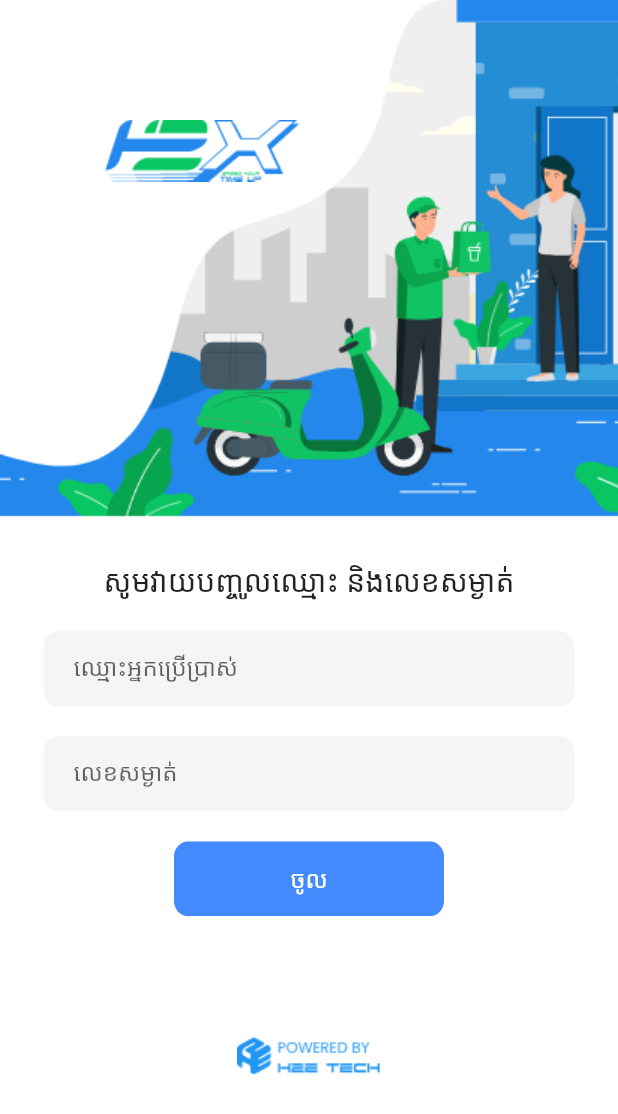
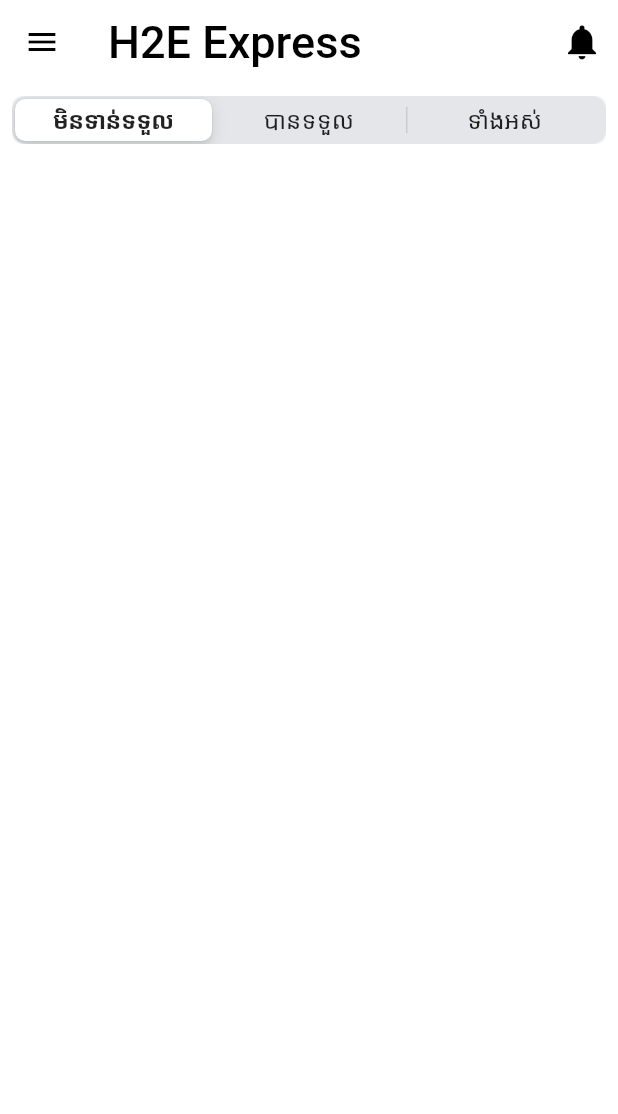
Before and after one commit to suxide/express_staff_ui, a Flutter app: the screen it shows after launch, after a tap on "ចូល", on a phone screen of 412 x 824 dp. Shown: the top 1114 px of the screen. Run offline on Flutter 3.47's test engine with Material 2 defaults, Android fonts, the phone set to English and light mode, and no system bars; missing offline and left inert: loading_animations.

```diff
--- a/lib/main.dart
+++ b/lib/main.dart
@@ -16,7 +16,7 @@ class MyApp extends StatelessWidget {
         scaffoldBackgroundColor: Color(0xffe8e8e8),
         appBarTheme: AppBarTheme(
           elevation: 0.0,
-          color: Color(0xffffffff)
+          color: Color(0xffffffff),
         )
       ),
     );
--- /dev/null
+++ b/lib/pages/homepage.dart
@@ -0,0 +1,74 @@
+import 'package:flutter/cupertino.dart';
+import 'package:flutter/material.dart';
+
+class HomePage extends StatefulWidget {
+  @override
+  _HomePageState createState() => _HomePageState();
+}
+
+class _HomePageState extends State<HomePage> {
+  int theriGroupVakue = 0;
+  final Map<int, Widget> logoWidgets = const<int,Widget>{
+
+    0:Text("មិនទាន់ទទួល",style: TextStyle(fontSize: 16),),
+    1:Text("បានទទួល",style: TextStyle(fontSize: 16)),
+    2:Text("ទាំងអស់",style: TextStyle(fontSize: 16))
+
+  };
+  GlobalKey<ScaffoldState> _scaffoldKey = GlobalKey<ScaffoldState>();
+  @override
+  Widget build(BuildContext context) {
+    return Scaffold(
+      backgroundColor: Colors.white,
+      drawer: Drawer(),
+      key: _scaffoldKey,
+      body: CustomScrollView(
+        slivers: <Widget>[
+          SliverAppBar(
+            expandedHeight: 46.0,
+            leading: IconButton(
+              icon: Icon(Icons.menu,color: Colors.black,),
+              onPressed: () {
+                _scaffoldKey.currentState.openDrawer();
+              },
+            ),
+            title: Text(
+              "H2E Express",
+              style: TextStyle(fontSize: 30.0, color: Colors.black),
+            ),
+            actions: <Widget>[
+              IconButton(
+                icon: Icon(
+                  Icons.notifications,color: Colors.black,
+                  size: 28,
+                ),
+              )
+            ],
+          ),
+          SliverToBoxAdapter(
+            child:  Padding(
+              padding: const EdgeInsets.all(8.0),
+              child: Container(
+                width: 414,
+                decoration: BoxDecoration(
+                  color: Color(0xfff3f5f7),
+                  borderRadius: BorderRadius.circular(6.0)
+                ),
+                child: CupertinoSlidingSegmentedControl(
+                  groupValue:theriGroupVakue,
+                  onValueChanged: (changeFromGroupValue){
+                    setState(() {
+                      theriGroupVakue =changeFromGroupValue;
+                    });
+                  },
+                  children: logoWidgets,
+                  thumbColor: Colors.white,
+                ),
+              ),
+            ),
+          )
+        ],
+      ),
+    );
+  }
+}
--- a/lib/pages/login.dart
+++ b/lib/pages/login.dart
@@ -1,3 +1,4 @@
+import 'package:express_staff/pages/homepage.dart';
 import 'package:flutter/cupertino.dart';
 import 'package:flutter/material.dart';
 import 'package:flutter/widgets.dart';
@@ -36,67 +37,77 @@ class _LoginPageState extends State<LoginPage> {
                       child: Image.asset("assets/images/h2elogo.png")),
                 ],
               ),
-              SizedBox(height: 28.9,),
-              Text("សូមវាយបញ្ចូលឈ្មោះ និងលេខសម្ងាត់",style: TextStyle(
+              SizedBox(
+                height: 28.9,
+              ),
+              Text(
+                "សូមវាយបញ្ចូលឈ្មោះ និងលេខសម្ងាត់",
+                style: TextStyle(
                   fontSize: 20.0,
-              ),),
-              SizedBox(height: 20,),
+                ),
+              ),
+              SizedBox(
+                height: 20,
+              ),
               Container(
                 width: 354,
                 height: 50,
                 decoration: BoxDecoration(
                     color: Color(0xfff3f5f7),
-                  borderRadius: BorderRadius.circular(10.0)
-                ),
+                    borderRadius: BorderRadius.circular(10.0)),
                 child: Container(
-                  padding: EdgeInsets.only(bottom: 0,left: 20),
+                  padding: EdgeInsets.only(bottom: 0, left: 20),
                   child: TextField(
                     decoration: InputDecoration(
                         hintText: "ឈ្មោះអ្នកប្រើប្រាស់",
-                      border: InputBorder.none
+                        border: InputBorder.none),
                   ),
                 ),
               ),
+              SizedBox(
+                height: 20,
               ),
-              SizedBox(height: 20,),
               Container(
                 width: 354,
                 height: 50,
                 decoration: BoxDecoration(
                     color: Color(0xfff3f5f7),
-                    borderRadius: BorderRadius.circular(10.0)
-                ),
+                    borderRadius: BorderRadius.circular(10.0)),
                 child: Container(
-                  padding: EdgeInsets.only(bottom: 0,left: 20),
+                  padding: EdgeInsets.only(bottom: 0, left: 20),
                   child: TextField(
                     obscureText: true,
                     decoration: InputDecoration(
-                        hintText: "លេខសម្ងាត់",
-                        border: InputBorder.none
+                        hintText: "លេខសម្ងាត់", border: InputBorder.none),
                   ),
                 ),
               ),
+              SizedBox(
+                height: 20,
               ),
-              SizedBox(height: 20,),
               ClipRRect(
                 child: Container(
                   width: 180,
                   height: 50,
                   decoration: BoxDecoration(
                       color: Colors.blueAccent,
-                    borderRadius: BorderRadius.circular(10.0)
-                  ),
+                      borderRadius: BorderRadius.circular(10.0)),
                   child: RawMaterialButton(
                     elevation: 0.0,
-                    onPressed: () {  },
-                    child: Text("ចូល",style: TextStyle(
-                      fontSize: 16.0,
-                      color: Colors.white
-                    ),),
+                    onPressed: () {
+                      Navigator.push(context,
+                          MaterialPageRoute(builder: (_) => HomePage()));
+                    },
+                    child: Text(
+                      "ចូល",
+                      style: TextStyle(fontSize: 16.0, color: Colors.white),
                     ),
                   ),
                 ),
-              SizedBox(height: 80,),
+              ),
+              SizedBox(
+                height: 80,
+              ),
               ColorFiltered(
                 colorFilter: ColorFilter.mode(Colors.blue, BlendMode.modulate),
                 child: Image.asset("assets/images/logo.png"),
--- a/lib/pages/splashscreen.dart
+++ b/lib/pages/splashscreen.dart
@@ -13,7 +13,7 @@ class _SplashScreenPageState extends State<SplashScreenPage> {
   @override
   void initState() {
     super.initState();
-    Future.delayed(Duration(seconds: 3), () {
+    Future.delayed(Duration(milliseconds: 1000), () {
       Navigator.push(context, MaterialPageRoute(builder: (_) => LoginPage()));
     });
   }
```
Also changed, not shown: pubspec.lock, 8 other files. Lines whose indentation alone changed are shown as unchanged.
